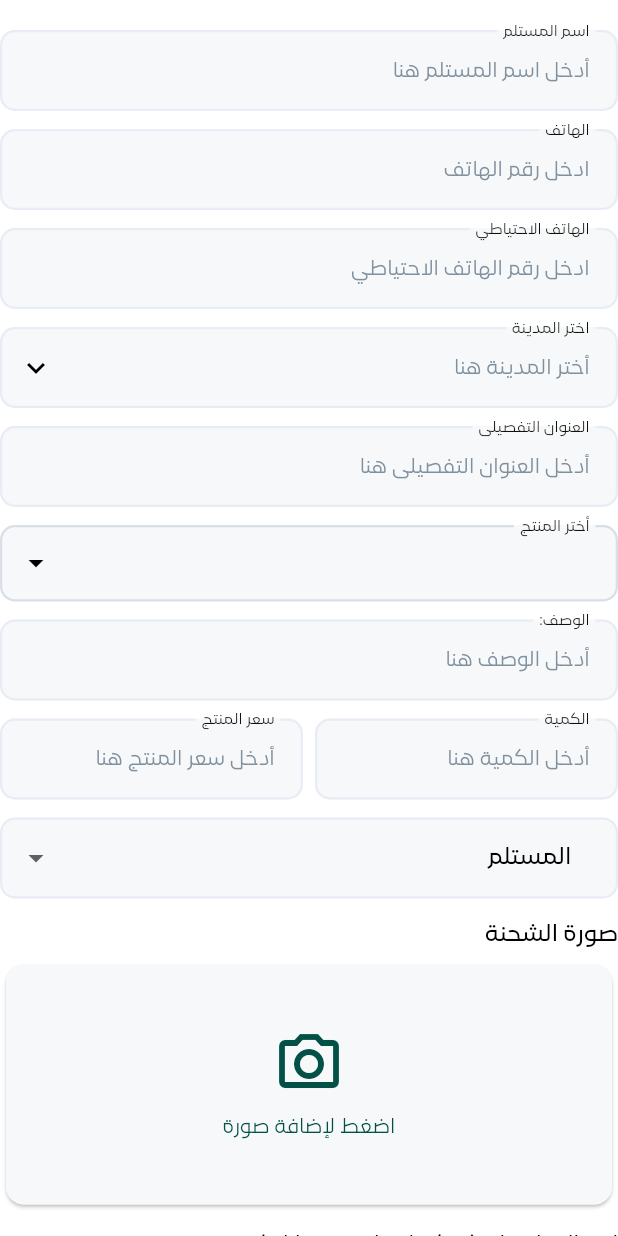
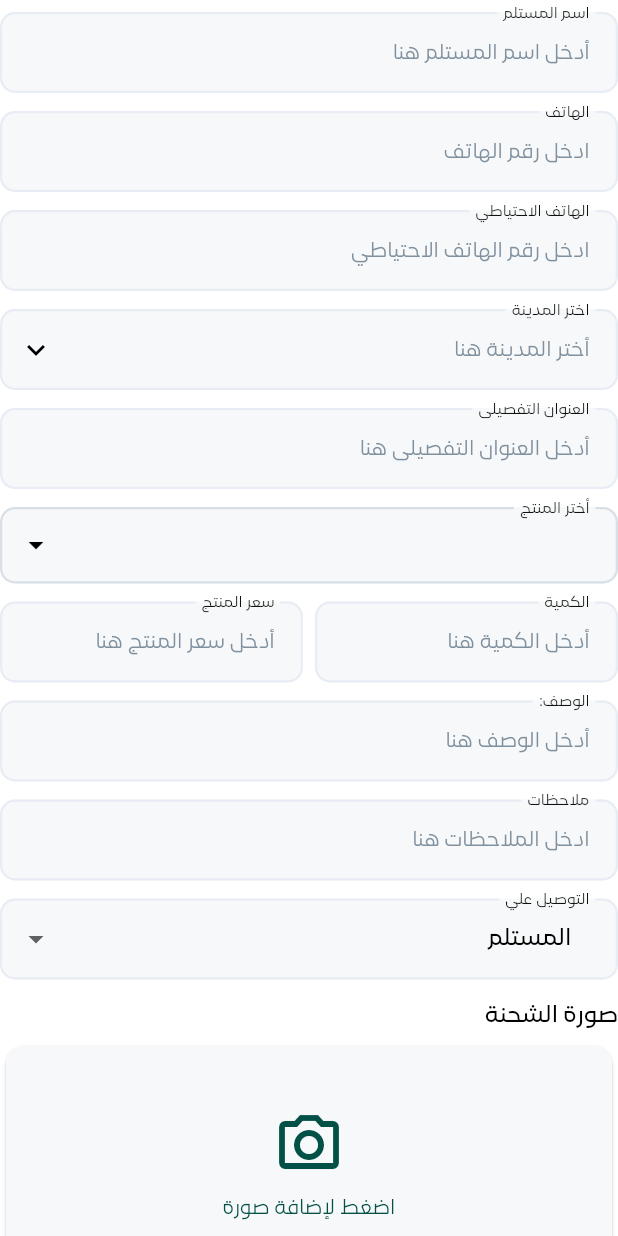
Before and after one commit to Menasa-Smart-Solution/PRJ-140_fares_app, a Flutter app: the CreateShipmentViewBody widget shown alone on an empty page, opened directly with empty values, on a phone screen of 412 x 824 dp. Run offline on Flutter 3.47's test engine with Material 3 defaults, Android fonts, the phone set to English and light mode, and no system bars; drawn by our look-alikes of dropdown_search; our stand-ins replace animate_do, bloc, cached_network_image, dartz, device_info_plus, device_preview and 22 more; missing offline and left inert: simple_barcode_scanner; accounts and stored records are empty; generated files the repository leaves out were written again; network calls fail; project files that could hold a hidden picture were left out.

Commit message:
feat(store): Enhance shipment feature with sub-cities and product management

```diff
--- a/assets/lang/ar.json
+++ b/assets/lang/ar.json
@@ -221,5 +221,9 @@
   "parcelId": "رقم الشحنة",
   "desc": "الوصف",
   "parcelIdHint": "ادخل رقم الشحنة",
-  "descHint": "ادخل وصف التذكرة"
+  "descHint": "ادخل وصف التذكرة",
+  "partial_delivery ": "قابل للتسليم الجزئي",
+  "chooseArea": "أختر المنطقة",
+  "chooseAreaHint": "اختر المنطقة هنا",
+  "notesHint": "ادخل الملاحظات هنا"
 }
--- a/lib/core/common_ui/widgets/custom_dropdown_field.dart
+++ b/lib/core/common_ui/widgets/custom_dropdown_field.dart
@@ -9,7 +9,9 @@ class CustomDropdownField<T> extends StatelessWidget {
     this.borderColor,
     this.initialValue,
     this.radius,
+    this.titleColor,
     this.hintColor,
+    this.label,
     required this.itemAsString,
     required this.hint,
   });
@@ -22,6 +24,8 @@ class CustomDropdownField<T> extends StatelessWidget {
   final Color? hintColor;
   final String Function(T item) itemAsString;
   final String hint;
+  final String? label;
+  final Color? titleColor;
   @override
   Widget build(BuildContext context) {
     return DropdownButtonFormField<T>(
@@ -42,6 +46,10 @@ class CustomDropdownField<T> extends StatelessWidget {
         contentPadding: const EdgeInsets.symmetric(
           horizontal: 15,
           vertical: 15,
+        ),
+        labelText: label,
+        labelStyle: AppTextStyles.reg14.copyWith(
+          color: titleColor ?? AppColors.black500,
         ),
         border: _buildBorder(),
         enabledBorder: _buildBorder(),
--- a/lib/features/store/prices/data/models/city_response_model.dart
+++ b/lib/features/store/prices/data/models/city_response_model.dart
@@ -19,6 +19,8 @@ class CityModel {
   final String price;
   @JsonKey(name: 'downpayment')
   final String downPayment;
+  @JsonKey(name: 'sub_cities')
+  final List<SubCitiesModel>? subCities;
 
   CityModel({
     required this.id,
@@ -26,7 +28,27 @@ class CityModel {
     this.createdAt,
     required this.price,
     required this.downPayment,
+    this.subCities,
   });
   factory CityModel.fromJson(Map<String, dynamic> json) =>
       _$CityModelFromJson(json);
 }
+
+@JsonSerializable(checked: true)
+class SubCitiesModel {
+  final int id;
+  final String name;
+  final String price;
+  @JsonKey(name: 'delivery_man_price')
+  final String? deliveryManPrice;
+
+  SubCitiesModel({
+    required this.id,
+    required this.name,
+    required this.price,
+    this.deliveryManPrice,
+  });
+
+  factory SubCitiesModel.fromJson(Map<String, dynamic> json) =>
+      _$SubCitiesModelFromJson(json);
+}
--- a/lib/features/store/shipment/data/models/create_parcels_request_body.dart
+++ b/lib/features/store/shipment/data/models/create_parcels_request_body.dart
@@ -1,14 +1,27 @@
+import 'package:json_annotation/json_annotation.dart';
+part 'create_parcels_request_body.g.dart';
+
+@JsonSerializable(checked: true)
 class CreateParcelsRequestBody {
   final String desc;
+  @JsonKey(name: 'customer_name')
   final String? customerName;
   final int qty;
+  @JsonKey(name: 'recipient_number')
   final String recipientNumber;
+  @JsonKey(name: 'recipient_number_2')
   final String? recipientNumber2;
+  @JsonKey(name: 'product_price')
   final num productPrice;
   final String address;
+  @JsonKey(name: 'to_city_id')
   final int cityId;
+  @JsonKey(name: 'sub_city_id')
+  final int? subCityId;
+  @JsonKey(name: 'delivery_on')
   final String deliveryOn;
   final String? notes;
+  @JsonKey(name: 'image_path')
   String? imagePath;
   final int breakable;
   final int replacing;
@@ -16,6 +29,11 @@ class CreateParcelsRequestBody {
   final int measurable;
   final int unreturnable;
   final int unopenable;
+  @JsonKey(name: 'product_ids')
+  final List<int> productIds;
+  final List<int> qtys;
+  @JsonKey(name: 'partial_delivery')
+  final int partialDelivery;
 
   CreateParcelsRequestBody({
     required this.desc,
@@ -28,6 +46,11 @@ class CreateParcelsRequestBody {
     required this.cityId,
     required this.deliveryOn,
     this.notes,
+    this.partialDelivery = 0,
+    required this.productIds,
+    required this.qtys,
+    this.subCityId,
+
     this.imagePath,
     this.breakable = 0,
     this.replacing = 0,
@@ -37,25 +60,29 @@ class CreateParcelsRequestBody {
     this.unopenable = 0,
   });
 
-  Map<String, dynamic> toJson() {
-    return {
-      'desc': desc,
-      'customer_name': customerName,
-      'qty': qty.toString(),
-      'recipient_number': recipientNumber,
-      'recipient_number_2': recipientNumber2,
-      'product_price': productPrice.toString(),
-      'address': address,
-      'to_city_id': cityId.toString(),
-      'delivery_on': deliveryOn,
-      'notes': notes,
-      'breakable': breakable.toString(),
-      'replacing': replacing.toString(),
-      'unmeasurable': unmeasurable.toString(),
-      'measurable': measurable.toString(),
-      'unreturnable': unreturnable.toString(),
-      'unopenable': unopenable.toString(),
-      'image_path': imagePath,
-    };
-  }
+  Map<String, dynamic> toJson() => _$CreateParcelsRequestBodyToJson(this);
+  // Map<String, dynamic> toJson() {
+  //   return {
+  //     'desc': desc,
+  //     'customer_name': customerName,
+  //     'qty': qty.toString(),
+  //     'recipient_number': recipientNumber,
+  //     'recipient_number_2': recipientNumber2,
+  //     'product_price': productPrice.toString(),
+  //     'address': address,
+  //     'to_city_id': cityId.toString(),
+  //     'delivery_on': deliveryOn,
+  //     'notes': notes,
+  //     'breakable': breakable.toString(),
+  //     'replacing': replacing.toString(),
+  //     'unmeasurable': unmeasurable.toString(),
+  //     'measurable': measurable.toString(),
+  //     'unreturnable': unreturnable.toString(),
+  //     'unopenable': unopenable.toString(),
+  //     'image_path': imagePath,
+  //     'product_ids': productIds,
+  //     'qtys': qtys,
+  //     'partial_delivery': partialDelivery.toString(),
+  //   };
+  // }
 }
--- a/lib/features/store/shipment/feature_imports.dart
+++ b/lib/features/store/shipment/feature_imports.dart
@@ -18,6 +18,9 @@ import '../../../core/utils/exports.dart';
 part 'presentation/views/create_shipment_view.dart';
 part 'presentation/widgets/create_shipment/create_shipment_view_body.dart';
 part 'presentation/widgets/create_shipment/choose_shipment_image.dart';
+part 'presentation/widgets/create_shipment/sub_cities.dart';
+part 'presentation/widgets/create_shipment/selected_products.dart';
+
 part 'presentation/widgets/create_shipment/shipment_options.dart';
 part 'presentation/widgets/create_shipment/create_parcels_cities_bloc_builder.dart';
 part 'presentation/widgets/create_shipment/create_parcels_bloc_listener.dart';
--- a/lib/features/store/shipment/presentation/cubit/create_parcels/create_parcels_state.dart
+++ b/lib/features/store/shipment/presentation/cubit/create_parcels/create_parcels_state.dart
@@ -11,6 +11,9 @@ class CreateParcelsState extends Equatable {
   final List<ProductModel> products;
   final ProductModel? selectedProduct;
   final bool isDeposit;
+  final List<ProductModel> selectedProducts;
+  final List<int> qyts;
+  final SubCitiesModel? selectedSubCity;
 
   const CreateParcelsState({
     this.createParcelsState = StateType.initial,
@@ -19,10 +22,14 @@ class CreateParcelsState extends Equatable {
     this.onDeliveryType,
     this.selectedServices = const {},
     this.selectedImage,
+    this.selectedSubCity,
+
     this.getProductsState = StateType.loading,
     this.products = const [],
     this.selectedProduct,
     this.isDeposit = false,
+    this.selectedProducts = const [],
+    this.qyts = const [],
   });
 
   @override
@@ -37,6 +44,9 @@ class CreateParcelsState extends Equatable {
     selectedProduct,
     products,
     isDeposit,
+    selectedProducts,
+    qyts,
+    selectedSubCity,
   ];
 
   CreateParcelsState copyWith({
@@ -52,6 +62,10 @@ class CreateParcelsState extends Equatable {
     ProductModel? selectedProduct,
     bool clearSelectedProduct = false,
     bool? isDeposit,
+    List<ProductModel>? selectedProducts,
+    List<int>? qyts,
+    SubCitiesModel? selectedSubCity,
+    bool clearSubCityId = false,
   }) {
     return CreateParcelsState(
       createParcelsState: createParcelsState ?? this.createParcelsState,
@@ -68,6 +82,11 @@ class CreateParcelsState extends Equatable {
           ? null
           : selectedProduct ?? this.selectedProduct,
       isDeposit: isDeposit ?? this.isDeposit,
+      selectedProducts: selectedProducts ?? this.selectedProducts,
+      qyts: qyts ?? this.qyts,
+      selectedSubCity: clearSubCityId
+          ? null
+          : selectedSubCity ?? selectedSubCity,
     );
   }
 }
--- a/lib/features/store/shipment/presentation/widgets/create_shipment/create_parcels_products.dart
+++ b/lib/features/store/shipment/presentation/widgets/create_shipment/create_parcels_products.dart
@@ -10,7 +10,13 @@ class CreateParcelsProducts extends StatelessWidget {
         return CustomDropdownSearchList<ProductModel>(
           items: state.products,
           showLabel: true,
-          showRemove: true,
+          validator: (value) {
+            if (value == null) {
+              return LocaleKeys.fieldRequired.tr();
+            }
+            return null;
+          },
+          // showRemove: true,
           initialValue: context
               .read<CreateParcelsCubit>()
               .state
--- a/lib/features/store/shipment/presentation/widgets/create_shipment/create_shipment_view_body.dart
+++ b/lib/features/store/shipment/presentation/widgets/create_shipment/create_shipment_view_body.dart
@@ -21,7 +21,8 @@ class _CreateShipmentViewBodyState extends State<CreateShipmentViewBody> {
   final TextEditingController _addressDetailedController =
       TextEditingController();
   final GlobalKey<FormState> _formKey = GlobalKey<FormState>();
-  final TextEditingController _quantityController = TextEditingController();
+  final TextEditingController _notesController = TextEditingController();
+  final TextEditingController descriptionController = TextEditingController();
 
   @override
   void dispose() {
@@ -29,6 +30,8 @@ class _CreateShipmentViewBodyState extends State<CreateShipmentViewBody> {
     _phoneController.dispose();
     _phone2Controller.dispose();
     _addressDetailedController.dispose();
+    _notesController.dispose();
+    descriptionController.dispose();
     super.dispose();
   }
 
@@ -44,7 +47,6 @@ class _CreateShipmentViewBodyState extends State<CreateShipmentViewBody> {
         child: Form(
           key: _formKey,
           child: Column(
-            spacing: 12,
             children: [
               verticalSpace(8),
               AppTextFormField(
@@ -55,6 +57,7 @@ class _CreateShipmentViewBodyState extends State<CreateShipmentViewBody> {
                 radius: 10,
                 title: LocaleKeys.recipientName.tr(),
               ),
+              verticalSpace(12),
               AppTextFormField(
                 hintText: LocaleKeys.phoneHint.tr(),
                 controller: _phoneController,
@@ -71,6 +74,8 @@ class _CreateShipmentViewBodyState extends State<CreateShipmentViewBody> {
 
                 title: LocaleKeys.phone.tr(),
               ),
+              verticalSpace(12),
+
               AppTextFormField(
                 hintText: LocaleKeys.phone2Hint.tr(),
                 controller: _phone2Controller,
@@ -86,8 +91,11 @@ class _CreateShipmentViewBodyState extends State<CreateShipmentViewBody> {
                 radius: 10,
                 title: LocaleKeys.phone2.tr(),
               ),
+              verticalSpace(12),
+              const CreateParcelsCitiesBlocBuilder(),
+              verticalSpace(12),
 
-              const CreateParcelsCitiesBlocBuilder(),
+              const SubCities(),
               AppTextFormField(
                 hintText: LocaleKeys.enterAddressDetailed.tr(),
                 validator: (value) {
@@ -100,21 +108,12 @@ class _CreateShipmentViewBodyState extends State<CreateShipmentViewBody> {
                 radius: 10,
                 title: LocaleKeys.addressDetailed.tr(),
               ),
+              verticalSpace(12),
+
               const CreateParcelsProducts(),
+              verticalSpace(12),
 
-              AppTextFormField(
-                hintText: LocaleKeys.enterDescription.tr(),
-                validator: (value) {
-                  if (value == null || value.isEmpty) {
-                    return LocaleKeys.fieldRequired.tr();
-                  }
-                },
-                controller: cubit.descriptionController,
-                showLabel: true,
-                radius: 10,
-                title: LocaleKeys.description.tr(),
-              ),
-
+              const SelectedProducts(),
               Row(
                 crossAxisAlignment: CrossAxisAlignment.start,
                 children: [
@@ -122,12 +121,13 @@ class _CreateShipmentViewBodyState extends State<CreateShipmentViewBody> {
                     child: AppTextFormField(
                       hintText: LocaleKeys.enterQuantity.tr(),
                       validator: (value) {
-                        if (value == null || value.isEmpty) {
-                          return LocaleKeys.fieldRequired.tr();
-                        }
+                        // if (value == null || value.isEmpty) {
+                        //   return LocaleKeys.fieldRequired.tr();
+                        // }
                       },
-                      controller: _quantityController,
+                      controller: cubit.qtyController,
                       showLabel: true,
+                      readOnly: true,
                       inputFormatters: [FilteringTextInputFormatter.digitsOnly],
                       radius: 10,
                       title: LocaleKeys.quantity.tr(),
@@ -138,11 +138,13 @@ class _CreateShipmentViewBodyState extends State<CreateShipmentViewBody> {
                     child: AppTextFormField(
                       hintText: LocaleKeys.enterProductPrice.tr(),
                       validator: (value) {
-                        if (value == null || value.isEmpty) {
-                          return LocaleKeys.fieldRequired.tr();
-                        }
+                        // if (value == null || value.isEmpty) {
+                        //   return LocaleKeys.fieldRequired.tr();
+                        // }
                       },
                       showLabel: true,
+                      readOnly: true,
+
                       radius: 10,
                       inputFormatters: [FilteringTextInputFormatter.digitsOnly],
                       controller: cubit.productPriceController,
@@ -151,10 +153,35 @@ class _CreateShipmentViewBodyState extends State<CreateShipmentViewBody> {
                   ),
                 ],
               ),
+              verticalSpace(12),
+              AppTextFormField(
+                hintText: LocaleKeys.enterDescription.tr(),
+                validator: (value) {
+                  if (value == null || value.isEmpty) {
+                    return LocaleKeys.fieldRequired.tr();
+                  }
+                },
+                controller: descriptionController,
+                showLabel: true,
+                radius: 10,
+                title: LocaleKeys.description.tr(),
+              ),
+              verticalSpace(12),
+
+              AppTextFormField(
+                hintText: LocaleKeys.notesHint.tr(),
+                validator: (value) {},
+                controller: _notesController,
+                showLabel: true,
+                radius: 10,
+                title: LocaleKeys.notes.tr(),
+              ),
+              verticalSpace(12),
 
               CustomDropdownField<String>(
                 items: [LocaleKeys.customer.tr(), LocaleKeys.market.tr()],
                 initialValue: LocaleKeys.customer.tr(),
+
                 onChanged: (value) {
                   final deliveryType = value == LocaleKeys.customer.tr()
                       ? LocaleKeys.customer
@@ -164,14 +191,21 @@ class _CreateShipmentViewBodyState extends State<CreateShipmentViewBody> {
                   );
                 },
                 itemAsString: (item) => item,
+                label: 'التوصيل علي',
                 hint: LocaleKeys.deliveryOnAccount.tr(),
                 backgroundColor: AppColors.textFormFieldBg,
                 radius: 10,
               ),
+              verticalSpace(12),
+
               if (!widget.isDeposit) ...[
                 const ChooseShipmentImage(),
+                verticalSpace(12),
+
                 const ShipmentOptions(),
+                verticalSpace(12),
               ],
+
               const CreateParcelsBlocListener(),
               AppTextButton(
                 onPressed: () {
@@ -183,7 +217,8 @@ class _CreateShipmentViewBodyState extends State<CreateShipmentViewBody> {
                         address: _addressDetailedController.text,
                         recipientName: _recipientNameController.text,
                         recipientPhone2: _phone2Controller.text,
-                        qty: _quantityController.text,
+                        notes: _notesController.text,
+                        description: descriptionController.text,
                       );
                       return;
                     }
@@ -192,7 +227,8 @@ class _CreateShipmentViewBodyState extends State<CreateShipmentViewBody> {
                       address: _addressDetailedController.text,
                       recipientName: _recipientNameController.text,
                       recipientPhone2: _phone2Controller.text,
-                      qty: _quantityController.text,
+                      description: descriptionController.text,
+                      notes: _notesController.text,
                     );
                   }
                 },
--- /dev/null
+++ b/lib/features/store/shipment/presentation/widgets/create_shipment/selected_products.dart
@@ -0,0 +1,89 @@
+part of '../../../feature_imports.dart';
+
+class SelectedProducts extends StatelessWidget {
+  const SelectedProducts({super.key});
+
+  @override
+  Widget build(BuildContext context) {
+    return BlocBuilder<CreateParcelsCubit, CreateParcelsState>(
+      buildWhen: (previous, current) =>
+          previous.selectedProducts != current.selectedProducts ||
+          previous.qyts != current.qyts,
+
+      builder: (context, state) {
+        return state.selectedProducts.isNotEmpty
+            ? Column(
+                children: [
+                  Row(
+                    mainAxisAlignment: MainAxisAlignment.start,
+                    children: [
+                      horizontalSpace(50),
+                      Expanded(
+                        flex: 2,
+                        child: Text('المنتج', style: AppTextStyles.med16),
+                      ),
+                      Expanded(
+                        child: Text('الكمية', style: AppTextStyles.med16),
+                      ),
+                    ],
+                  ),
+                  ListView.separated(
+                    separatorBuilder: (context, index) =>
+                        const VerticalDivider(),
+                    physics: const NeverScrollableScrollPhysics(),
+                    shrinkWrap: true,
+                    itemCount: state.selectedProducts.length,
+                    itemBuilder: (context, index) {
+                      final product = state.selectedProducts[index];
+                      return Row(
+                        crossAxisAlignment: CrossAxisAlignment.center,
+                        children: [
+                          Expanded(
+                            child: Row(
+                              children: [
+                                IconButton(
+                                  onPressed: () {
+                                    context
+                                        .read<CreateParcelsCubit>()
+                                        .deleteQty(index);
+                                  },
+                                  icon: const Icon(
+                                    Icons.delete,
+                                    color: AppColors.red,
+                                  ),
+                                ),
+                                Text(product.name, style: AppTextStyles.med14),
+                              ],
+                            ),
+                          ),
+                          horizontalSpace(40),
+                          SizedBox(
+                            width: 80,
+                            child: TextField(
+                              controller: TextEditingController(
+                                text: state.qyts.length > index
+                                    ? state.qyts[index].toString()
+                                    : '1',
+                              ),
+                              keyboardType: TextInputType.number,
+                              onChanged: (value) {
+                                final qty = int.tryParse(value) ?? 1;
+                                final updatedQtys = List<int>.from(state.qyts);
+                                updatedQtys[index] = qty;
+                                context.read<CreateParcelsCubit>().updateQty(
+                                  updatedQtys,
+                                );
+                              },
+                            ),
+                          ),
+                        ],
+                      );
+                    },
+                  ),
+                ],
+              ).withPadding(bottom: 12)
+            : const SizedBox(height: 0);
+      },
+    );
+  }
+}
--- a/lib/features/store/shipment/presentation/widgets/create_shipment/shipment_options.dart
+++ b/lib/features/store/shipment/presentation/widgets/create_shipment/shipment_options.dart
@@ -15,6 +15,7 @@ class _ShipmentOptionsState extends State<ShipmentOptions> {
     LocaleKeys.nonOpenable,
     LocaleKeys.nonReturnable,
     LocaleKeys.exchangeNote,
+    LocaleKeys.partialDelivery,
   ];
 
   @override
--- /dev/null
+++ b/lib/features/store/shipment/presentation/widgets/create_shipment/sub_cities.dart
@@ -0,0 +1,44 @@
+part of '../../../feature_imports.dart';
+
+class SubCities extends StatelessWidget {
+  const SubCities({super.key});
+
+  @override
+  Widget build(BuildContext context) {
+    return BlocBuilder<CreateParcelsCubit, CreateParcelsState>(
+      buildWhen: (previous, current) =>
+          previous.selectedCity != current.selectedCity,
+      builder: (context, state) {
+        if (state.selectedCity != null &&
+            state.selectedCity!.subCities != null &&
+            state.selectedCity!.subCities!.isNotEmpty) {
+          return CustomDropdownSearchList<SubCitiesModel>(
+            items: state.selectedCity!.subCities!,
+            showLabel: true,
+            initialValue: context
+                .read<CreateParcelsCubit>()
+                .state
+                .selectedSubCity,
+            title: LocaleKeys.chooseArea.tr(),
+            onChanged: (value) {
+              context.read<CreateParcelsCubit>().setSelectedSubCity(value);
+            },
+            validator: (value) {
+              if (value == null) {
+                return LocaleKeys.fieldRequired.tr();
+              }
+              return null;
+            },
+            itemAsString: (item) =>
+                '${item.name} - ${item.price} ${LocaleKeys.currency.tr()}',
+            hintText: LocaleKeys.chooseAreaHint.tr(),
+            radius: 10,
+            backgroundColor: AppColors.textFormFieldBg,
+          ).withPadding(bottom: 12);
+        } else {
+          return const SizedBox(height: 0);
+        }
+      },
+    );
+  }
+}
```
Also changed, not shown: lib/features/store/shipment/presentation/cubit/create_parcels/create_parcels_cubit.dart (+82 -11 lines), lib/core/utils/env_variables.g.dart, lib/generated/codegen_loader.g.dart, lib/generated/locale_keys.g.dart.
